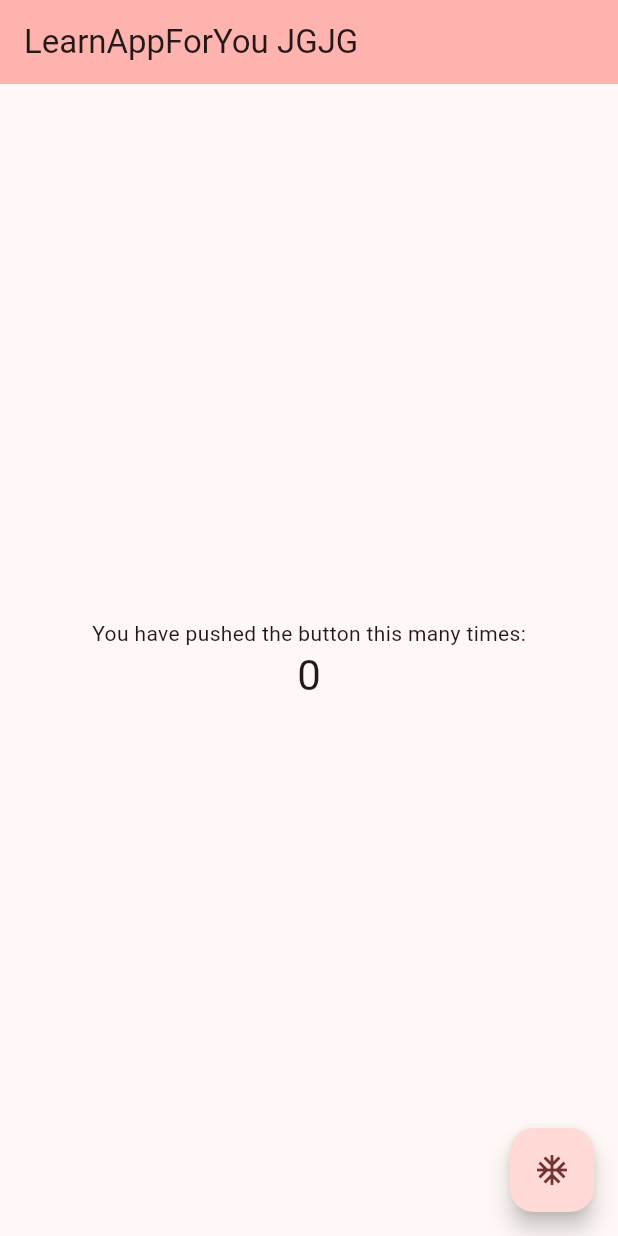
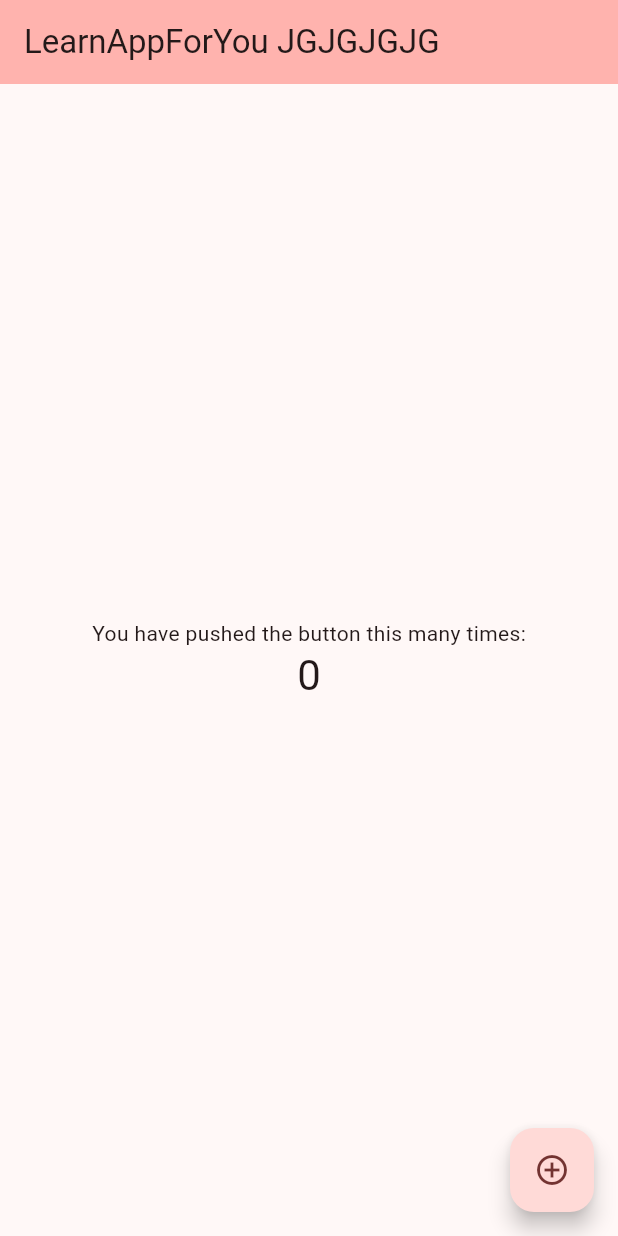
Before and after one commit to PiyanutChaiyamong/test-app, a Flutter app: the screen it shows after launch, on a phone screen of 412 x 824 dp. Run offline on Flutter 3.47's test engine with Material 3 defaults, Android fonts, the phone set to English and light mode, and no system bars.

Commit message:
ทดสอบ9

```diff
--- a/lib/main.dart
+++ b/lib/main.dart
@@ -16,7 +16,7 @@ class MyApp extends StatelessWidget {
         useMaterial3: true,
       ),
       home: const MyHomePage(
-        title: 'LearnAppForYou JGJG ',
+        title: 'LearnAppForYou JGJGJGJG ',
       ),
     );
   }
@@ -63,7 +63,7 @@ class _MyHomePageState extends State<MyHomePage> {
       ),
       floatingActionButton: FloatingActionButton(
         onPressed: _incrementCounter,
-        child: const Icon(Icons.ac_unit),
+        child: const Icon(Icons.add_circle_outline),
       ),
     );
   }
```
